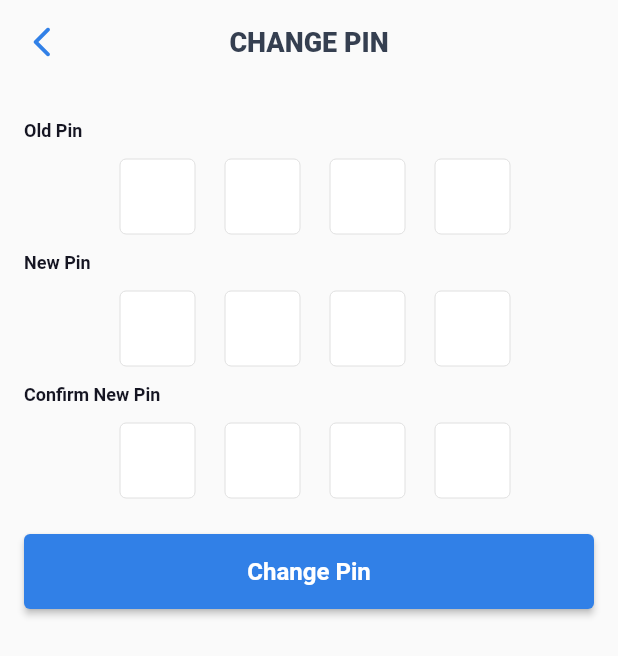
After one commit to Chijama/purscliq, a Flutter app: the ChangePin screen opened directly, on a phone screen of 412 x 824 dp. The commit adds this screen. Shown: the top 656 px of the screen. Run offline on Flutter 3.47's test engine with Material 2 defaults, Android fonts, the light colour scheme and no system bars; our stand-ins replace connectivity_plus, dots_indicator, dropdown_button2, email_validator, flutter_phoenix, font_awesome_flutter and 1 more; Roboto replaces fonts that are missing (Metrophobic).

Commit message:
feat:change pin widget

```diff
--- /dev/null
+++ b/lib/Profile/change_pin.dart
@@ -0,0 +1,118 @@
+import 'package:flutter/material.dart';
+import 'package:purscliq_app/shared/colors.dart';
+import 'package:purscliq_app/shared/textstyles.dart';
+import 'package:purscliq_app/shared/widget/button.dart';
+import 'package:purscliq_app/shared/widget/custom_app_bar.dart';
+import 'package:purscliq_app/shared/widget/pin_field.dart';
+
+class ChangePin extends StatefulWidget {
+  const ChangePin({super.key});
+
+  @override
+  State<ChangePin> createState() => _ChangePinState();
+}
+
+class _ChangePinState extends State<ChangePin> {
+  TextEditingController oldPin1Controller = TextEditingController();
+  TextEditingController oldPin2Controller = TextEditingController();
+  TextEditingController oldPin3Controller = TextEditingController();
+  TextEditingController oldPin4Controller = TextEditingController();
+  TextEditingController newPin1Controller = TextEditingController();
+  TextEditingController newPin2Controller = TextEditingController();
+  TextEditingController newPin3Controller = TextEditingController();
+  TextEditingController newPin4Controller = TextEditingController();
+  TextEditingController confirmPin1Controller = TextEditingController();
+  TextEditingController confirmPin2Controller = TextEditingController();
+  TextEditingController confirmPin3Controller = TextEditingController();
+  TextEditingController confirmPin4Controller = TextEditingController();
+
+  @override
+  Widget build(BuildContext context) {
+    return Scaffold(
+      appBar: const CustomAppBar(
+          title: 'Change pin', automaticallyImplyLeading: true),
+      body: Padding(
+          padding: const EdgeInsets.fromLTRB(16, 24, 16, 0),
+          child: Form(
+            child: Column(
+              crossAxisAlignment: CrossAxisAlignment.start,
+              children: [
+                Text(
+                  "Old Pin",
+                  style: kBlack3TextStyle,
+                ),
+                Padding(
+                  padding: const EdgeInsets.fromLTRB(8, 12, 0, 12),
+                  child: Form(
+                    child: Row(
+                      mainAxisAlignment: MainAxisAlignment.center,
+                      children: [
+                        pinField(controller: oldPin1Controller),
+                        const SizedBox(width: 20),
+                        pinField(controller: oldPin2Controller),
+                        const SizedBox(width: 20),
+                        pinField(controller: oldPin3Controller),
+                        const SizedBox(width: 20),
+                        pinField(
+                          controller: oldPin4Controller,
+                          textInputAction: TextInputAction.done,
+                        ),
+                      ],
+                    ),
+                  ),
+                ),
+                Text(
+                  "New Pin",
+                  style: kBlack3TextStyle,
+                ),
+                Padding(
+                  padding: const EdgeInsets.fromLTRB(8, 12, 0, 12),
+                  child: Form(
+                    child: Row(
+                      mainAxisAlignment: MainAxisAlignment.center,
+                      children: [
+                        pinField(controller: newPin1Controller),
+                        const SizedBox(width: 20),
+                        pinField(controller: newPin2Controller),
+                        const SizedBox(width: 20),
+                        pinField(controller: newPin3Controller),
+                        const SizedBox(width: 20),
+                        pinField(
+                          controller: newPin4Controller,
+                          textInputAction: TextInputAction.done,
+                        ),
+                      ],
+                    ),
+                  ),
+                ),
+                Text(
+                  "Confirm New Pin",
+                  style: kBlack3TextStyle,
+                ),
+                Padding(
+                  padding: const EdgeInsets.fromLTRB(8, 12, 0, 12),
+                  child: Form(
+                    child: Row(
+                      mainAxisAlignment: MainAxisAlignment.center,
+                      children: [
+                        pinField(controller: confirmPin1Controller),
+                        const SizedBox(width: 20),
+                        pinField(controller: confirmPin2Controller),
+                        const SizedBox(width: 20),
+                        pinField(controller: confirmPin3Controller),
+                        const SizedBox(width: 20),
+                        pinField(
+                          controller: confirmPin4Controller,
+                          textInputAction: TextInputAction.done,
+                        ),
+                      ],
+                    ),
+                  ),
+                ),
+                CustomButton(label: "Change Pin", onPressed: () {})
+              ],
+            ),
+          )),
+    );
+  }
+}
--- a/lib/Profile/profile.dart
+++ b/lib/Profile/profile.dart
@@ -3,7 +3,7 @@ import 'package:flutter/material.dart';
 import 'package:purscliq_app/Profile/change_cliq_id.dart';
 import 'package:purscliq_app/Profile/change_password.dart';
 import 'package:purscliq_app/Profile/edit_profile.dart';
-// import 'package:purscliq_app/Profile/change_pin.dart';
+import 'package:purscliq_app/Profile/change_pin.dart';
 import 'package:purscliq_app/shared/colors.dart';
 import 'package:purscliq_app/shared/textstyles.dart';
 import 'package:purscliq_app/shared/widget/custom_app_bar.dart';
@@ -48,10 +48,10 @@ class Profile extends StatelessWidget {
               CustomPageLink(
                   text: "Change Pin",
                   onTap: () {
-                     // Navigator.push(
-                    //     context,
-                    //     MaterialPageRoute(
-                    // builder: (context) => const ChangePin()));
+                    Navigator.push(
+                        context,
+                        MaterialPageRoute(
+                            builder: (context) => const ChangePin()));
                   }),
             ],
           ),
@@ -82,9 +82,7 @@ class CustomPageLink extends StatelessWidget {
         ),
         Padding(
           padding: const EdgeInsets.all(12),
-          child: Column(
-            children: [
-              GestureDetector(
+          child: GestureDetector(
             onTap: onTap,
             child: Row(
               mainAxisAlignment: MainAxisAlignment.spaceBetween,
@@ -101,8 +99,6 @@ class CustomPageLink extends StatelessWidget {
               ],
             ),
           ),
-            ],
-          ),
         ),
       ],
     );
--- /dev/null
+++ b/lib/shared/widget/pin_field.dart
@@ -0,0 +1,40 @@
+import 'package:flutter/material.dart';
+import 'package:purscliq_app/shared/colors.dart';
+import 'package:purscliq_app/shared/textstyles.dart';
+
+class pinField extends StatelessWidget {
+  pinField({required this.controller,this.textInputAction, Key? key}) : super(key: key);
+  TextEditingController controller = TextEditingController();
+  TextInputAction? textInputAction;
+  @override
+  Widget build(BuildContext context) {
+    return SizedBox(
+      width: 50,
+      height: 50,
+      child: TextField(
+        textInputAction: textInputAction ?? TextInputAction.next,
+        textAlign: TextAlign.center,
+        controller: controller,
+        keyboardType: TextInputType.number,
+        maxLength: 1,
+        decoration: InputDecoration(
+            counterText: '',
+            fillColor: AppColor.white,
+            filled: true,
+            border: OutlineInputBorder(
+              borderRadius: const BorderRadius.all(Radius.circular(4)),
+              borderSide: BorderSide(width: 0, color: Colors.grey.shade300),
+            ),
+            enabledBorder: OutlineInputBorder(
+              borderRadius: const BorderRadius.all(Radius.circular(4)),
+              borderSide: BorderSide(width: 0, color: Colors.grey.shade300),
+            ),
+            focusedBorder: OutlineInputBorder(
+              borderRadius: const BorderRadius.all(Radius.circular(4)),
+              borderSide: BorderSide(width: 0, color: AppColor.blue),
+            ),
+            hintStyle: kBlue1TextStyle.copyWith(color: Colors.grey.shade300)),
+      ),
+    );
+  }
+}
```
Lines whose indentation alone changed are shown as unchanged.
